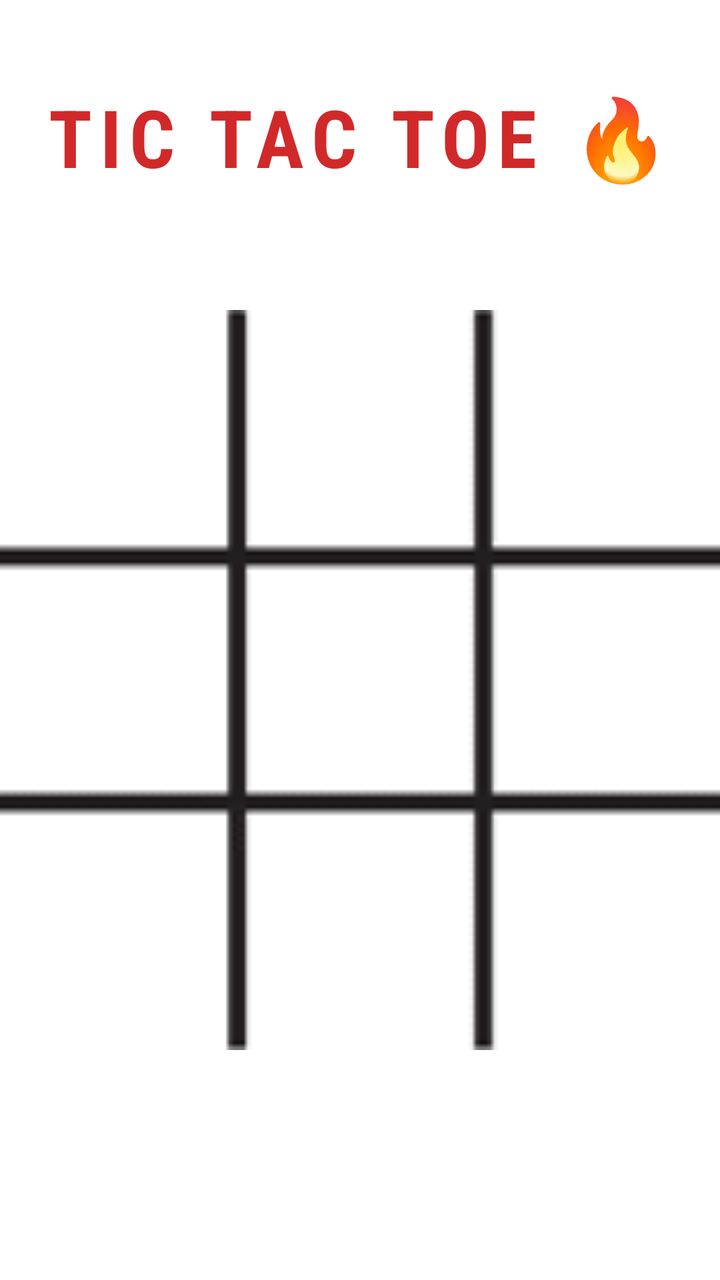
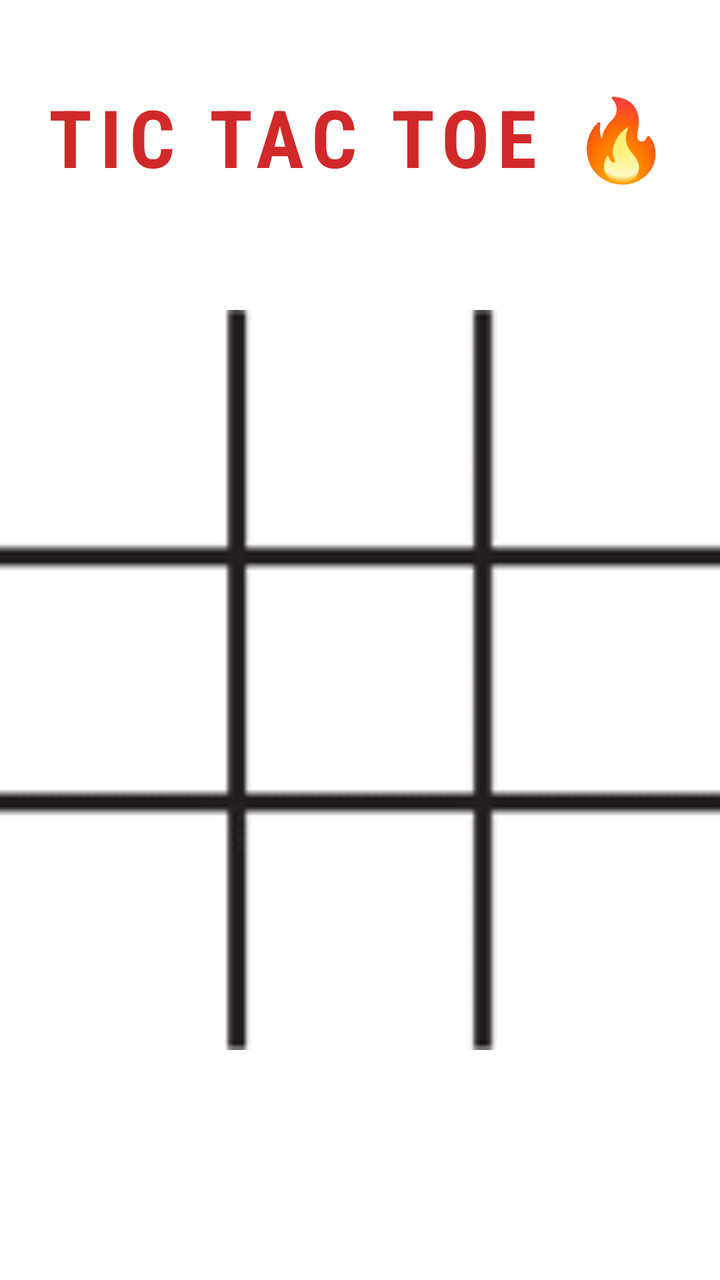

Before-and-after screenshots of an Android layout around one commit, followed by the original layout XML and the change that was made.
<!-- AndroidManifest.xml: application theme Theme.David_First_Android -->
<!-- res/layout/activity_main_tik_tak.xml -->
<?xml version="1.0" encoding="utf-8"?>
<androidx.constraintlayout.widget.ConstraintLayout xmlns:android="http://schemas.android.com/apk/res/android"
    xmlns:app="http://schemas.android.com/apk/res-auto"
    xmlns:tools="http://schemas.android.com/tools"
    android:id="@+id/main"
    android:layout_width="match_parent"
    android:layout_height="match_parent"
    tools:context=".tiktak.MainTikTak">


    <LinearLayout
        android:layout_width="match_parent"
        android:layout_height="match_parent"
        android:background="@color/white"
        android:gravity="center"
        android:orientation="vertical"
        tools:layout_editor_absoluteX="0dp"
        tools:layout_editor_absoluteY="0dp">

        <TextView
            android:layout_width="wrap_content"
            android:layout_height="wrap_content"
            android:text="TIC TAC TOE 🔥"
            android:textSize="40sp"
            android:textStyle="bold"
            android:textColor="#D12929"
            android:layout_marginBottom="60dp"
            android:fontFamily="sans-serif-condensed"
            android:letterSpacing="0.1"
            />


        <LinearLayout
            android:layout_width="370dp"
            android:layout_height="370dp"
            android:background="@drawable/tiktakbacground"
            android:orientation="vertical">



            <LinearLayout
                android:id="@+id/row1"
                android:layout_width="match_parent"
                android:layout_height="0dp"
                android:layout_weight="1"
                android:orientation="horizontal"

                >

                <ImageView
                    android:id="@+id/tile1_1"
                    android:layout_width="0dp"
                    android:layout_height="match_parent"
                    android:layout_margin="10dp"
                    android:layout_weight="1"

                    ></ImageView>

                <ImageView
                    android:id="@+id/tile1_2"
                    android:layout_width="0dp"
                    android:layout_height="match_parent"
                    android:layout_margin="10dp"
                    android:layout_weight="1"

                    ></ImageView>

                <ImageView
                    android:id="@+id/tile1_3"
                    android:layout_width="0dp"
                    android:layout_height="match_parent"
                    android:layout_margin="10dp"
                    android:layout_weight="1"

                    ></ImageView>

            </LinearLayout>


            <LinearLayout
                android:id="@+id/row2"
                android:layout_width="match_parent"
                android:layout_height="0dp"
                android:layout_weight="1"
                android:orientation="horizontal">

                <ImageView
                    android:id="@+id/tile2_1"
                    android:layout_width="0dp"
                    android:layout_height="match_parent"
                    android:layout_margin="10dp"
                    android:layout_weight="1"></ImageView>

                <ImageView
                    android:id="@+id/tile2_2"
                    android:layout_width="0dp"
                    android:layout_height="match_parent"
                    android:layout_margin="10dp"
                    android:layout_weight="1"></ImageView>

                <ImageView
                    android:id="@+id/tile2_3"
                    android:layout_width="0dp"
                    android:layout_height="match_parent"
                    android:layout_margin="10dp"
                    android:layout_weight="1"></ImageView>

            </LinearLayout>

            <LinearLayout
                android:id="@+id/row3"
                android:layout_width="match_parent"
                android:layout_height="0dp"
                android:layout_weight="1"
                android:orientation="horizontal">

                <ImageView
                    android:id="@+id/tile3_1"
                    android:layout_width="0dp"
                    android:layout_height="match_parent"
                    android:layout_margin="10dp"
                    android:layout_weight="1"></ImageView>

                <ImageView
                    android:id="@+id/tile3_2"
                    android:layout_width="0dp"
                    android:layout_height="match_parent"
                    android:layout_margin="10dp"
                    android:layout_weight="1"></ImageView>

                <ImageView
                    android:id="@+id/tile3_3"
                    android:layout_width="0dp"
                    android:layout_height="match_parent"
                    android:layout_margin="10dp"
                    android:layout_weight="1"></ImageView>

            </LinearLayout>

        </LinearLayout>

        <TextView
            android:layout_width="wrap_content"
            android:layout_height="wrap_content"
            android:id="@+id/TV_winner"
            android:textAlignment="center"
            android:textSize="40dp"
            android:layout_marginTop="20dp"
            android:textStyle="bold"
            android:textColor="@color/black"
            >
        </TextView>

    </LinearLayout>


</androidx.constraintlayout.widget.ConstraintLayout>
<!-- resources referenced by this layout -->
<resources>
  <color name="black">#FF000000</color>
  <color name="white">#FFFFFFFF</color>
  <!-- drawable tiktakbacground: gif bitmap (drawable, 1250 bytes) -->
  <style name="Theme.David_First_Android" parent="Base.Theme.David_First_Android" />
  <style name="Base.Theme.David_First_Android" parent="Theme.Material3.DayNight.NoActionBar">
          
          
      </style>
</resources>

<!-- the commit's change to res/layout/activity_main_tik_tak.xml (unified diff, before → after) -->
@@ -33,7 +33,7 @@
         <LinearLayout
             android:layout_width="370dp"
             android:layout_height="370dp"
-            android:background="@drawable/tiktakbacground"
+            android:background="@drawable/newbg"
             android:orientation="vertical">
 
 
<!-- resource entries referenced after the edit -->
@@ -2,7 +2,7 @@
 <resources>
   <color name="black">#FF000000</color>
   <color name="white">#FFFFFFFF</color>
-  <!-- drawable tiktakbacground: gif bitmap (drawable, 1250 bytes) -->
+  <!-- drawable newbg: png bitmap (drawable, 7109 bytes) -->
   <style name="Theme.David_First_Android" parent="Base.Theme.David_First_Android" />
   <style name="Base.Theme.David_First_Android" parent="Theme.Material3.DayNight.NoActionBar">
           
